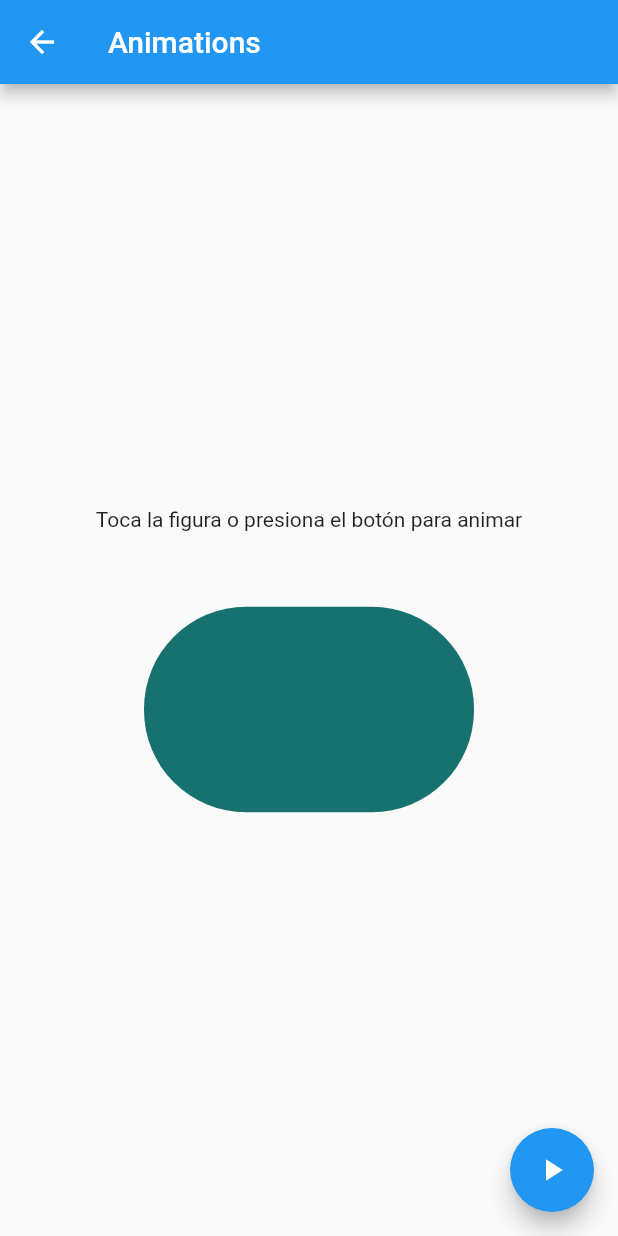
After one commit to guty/componentes-flutter, a Flutter app: the AnimationsPage screen opened by its route, after a tap on the "play arrow" icon, on a phone screen of 412 x 824 dp. The commit adds this screen. Run offline on Flutter 3.47's test engine with Material 2 defaults, Android fonts, the phone set to English and light mode, and no system bars.

Commit message:
Animación de contenedores e inclusión de nueva opción en el listado de componentes

```diff
--- a/data/menu_opts.json
+++ b/data/menu_opts.json
@@ -15,6 +15,11 @@
             "ruta" : "card",
             "icon" : "folder_open",
             "texto": "Cards - Tarjetas"
+        },
+        {
+            "ruta" : "animations",
+            "icon" : "flutter_dash",
+            "texto": "Animaciones"
         }
     ]
 }
--- a/lib/main.dart
+++ b/lib/main.dart
@@ -1,7 +1,5 @@
+import 'package:flutter/material.dart';
 import 'package:componentes_flutter/src/routes/routes.dart';
-import 'package:flutter/material.dart';
-
-//import 'package:componentes_flutter/src/pages/alert.dart';
 
 void main() => runApp(MyApp());
 
--- /dev/null
+++ b/lib/src/pages/animations_page.dart
@@ -0,0 +1,68 @@
+import 'dart:math';
+
+import 'package:flutter/material.dart';
+
+class AnimationsPage extends StatefulWidget {
+  const AnimationsPage({Key? key}) : super(key: key);
+
+  @override
+  _AnimationsPageState createState() => _AnimationsPageState();
+}
+
+class _AnimationsPageState extends State<AnimationsPage> {
+  double _width = 100.0;
+  double _height = 200.0;
+  Color _color = Colors.pink;
+  BorderRadiusGeometry _borderRadius = BorderRadius.circular(1.0);
+
+  @override
+  Widget build(BuildContext context) {
+    return Scaffold(
+      appBar: AppBar(
+        title: const Text('Animations'),
+      ),
+      body: Center(
+        child: Column(
+          mainAxisAlignment: MainAxisAlignment.center,
+          children: [
+            const Text('Toca la figura o presiona el botón para animar'),
+            const SizedBox(
+              height: 50.0,
+            ),
+            GestureDetector(
+              onTap: () {
+                _animar();
+              },
+              child: AnimatedContainer(
+                duration: const Duration(seconds: 1),
+                width: _width,
+                height: _height,
+                decoration: BoxDecoration(
+                  borderRadius: _borderRadius,
+                  color: _color,
+                ),
+                curve: Curves.bounceOut,
+              ),
+            ),
+          ],
+        ),
+      ),
+      floatingActionButton: FloatingActionButton(
+        onPressed: _animar,
+        child: const Icon(Icons.play_arrow),
+      ),
+    );
+  }
+
+  void _animar() {
+    final randomNum = Random();
+
+    setState(() {
+      _width = randomNum.nextInt(300).toDouble();
+      _height = randomNum.nextInt(300).toDouble();
+      _color = Color.fromRGBO(randomNum.nextInt(255), randomNum.nextInt(255),
+          randomNum.nextInt(255), 1);
+      _borderRadius = BorderRadius.circular(randomNum.nextInt(70).toDouble());
+    });
+  }
+}
--- a/lib/src/pages/avatar_page.dart
+++ b/lib/src/pages/avatar_page.dart
@@ -23,7 +23,7 @@ class AvatarPage extends StatelessWidget {
           )
         ],
       ),
-      body: Center(
+      body: const Center(
         child: FadeInImage(
             placeholder: AssetImage('assets/Infinity-loading.gif'),
             image: NetworkImage(
--- a/lib/src/pages/home_page.dart
+++ b/lib/src/pages/home_page.dart
@@ -7,7 +7,7 @@ class HomePage extends StatelessWidget {
   Widget build(BuildContext context) {
     return Scaffold(
       appBar: AppBar(
-        title: const Text('Componentes'),
+        title: const Text('Flutter components'),
       ),
       body: _lista(),
     );
--- a/lib/src/routes/routes.dart
+++ b/lib/src/routes/routes.dart
@@ -4,6 +4,7 @@ import 'package:componentes_flutter/src/pages/alert.dart';
 import 'package:componentes_flutter/src/pages/avatar_page.dart';
 import 'package:componentes_flutter/src/pages/card_page.dart';
 import 'package:componentes_flutter/src/pages/home_page.dart';
+import 'package:componentes_flutter/src/pages/animations_page.dart';
 
 Map<String, WidgetBuilder> getApplicationRoutes() {
   return <String, WidgetBuilder>{
@@ -11,11 +12,12 @@ Map<String, WidgetBuilder> getApplicationRoutes() {
     'alert': (BuildContext context) => AlertPage(),
     'avatar': (BuildContext context) => AvatarPage(),
     'card': (BuildContext context) => CardPage(),
+    'animations': (BuildContext context) => const AnimationsPage(),
   };
 }
 
 MaterialPageRoute defaultPageRoute() {
-  return MaterialPageRoute(builder: (BuildContext context) => AlertPage());
+  return MaterialPageRoute(builder: (BuildContext context) => HomePage());
 }
 
 FloatingActionButton getBackButton(BuildContext context) {
--- a/lib/src/utils/icons_string_util.dart
+++ b/lib/src/utils/icons_string_util.dart
@@ -3,7 +3,8 @@ import 'package:flutter/material.dart';
 final _icons = <String, IconData>{
   'add_alert': Icons.add_alert,
   'accessibility': Icons.accessibility,
-  'folder_open': Icons.folder_open
+  'folder_open': Icons.folder_open,
+  'flutter_dash': Icons.flutter_dash
 };
 
 Icon getIcon(String icono) {
```
Also changed, not shown: 1 other file.
